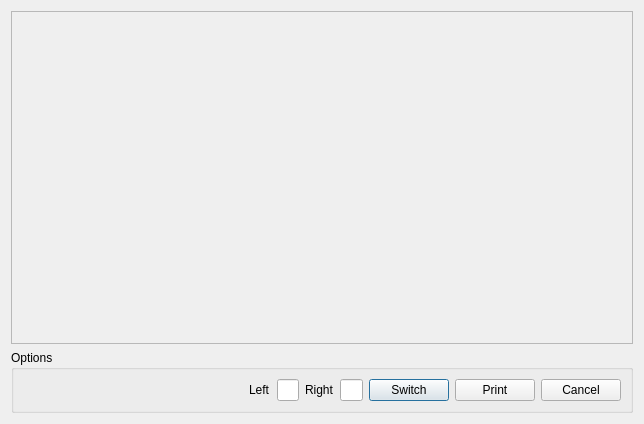
Above: photodialog2.ui from cooljiansir/3dreconstruction before the change. Below: the same form after it.
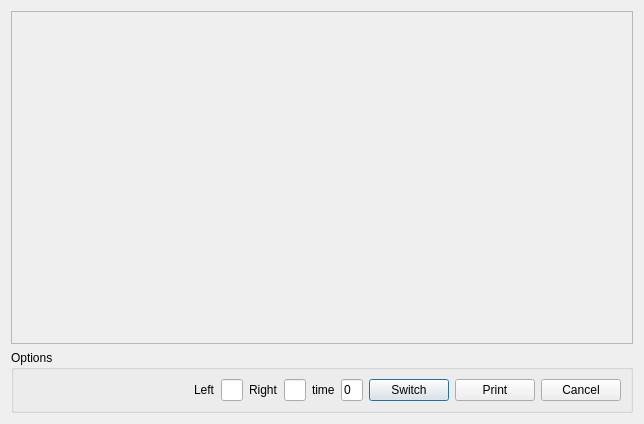
That is the form after the change.

```diff
--- a/photodialog2.ui
+++ b/photodialog2.ui
@@ -56,7 +56,7 @@
      <property name="title">
       <string>Options</string>
      </property>
-     <layout class="QHBoxLayout" name="horizontalLayout" stretch="10,1,1,1,1,1,1,1">
+     <layout class="QHBoxLayout" name="horizontalLayout" stretch="10,1,1,1,1,1,1,1,1,1">
       <item>
        <spacer name="horizontalSpacer">
         <property name="orientation">
@@ -90,6 +90,20 @@
       <item>
        <widget class="QLineEdit" name="rightEdit"/>
       </item>
+      <item>
+       <widget class="QLabel" name="label_3">
+        <property name="text">
+         <string>time</string>
+        </property>
+       </widget>
+      </item>
+      <item>
+       <widget class="QLineEdit" name="timeEdit">
+        <property name="text">
+         <string>0</string>
+        </property>
+       </widget>
+      </item>
       <item>
        <widget class="QPushButton" name="pushButton">
         <property name="text">
```
